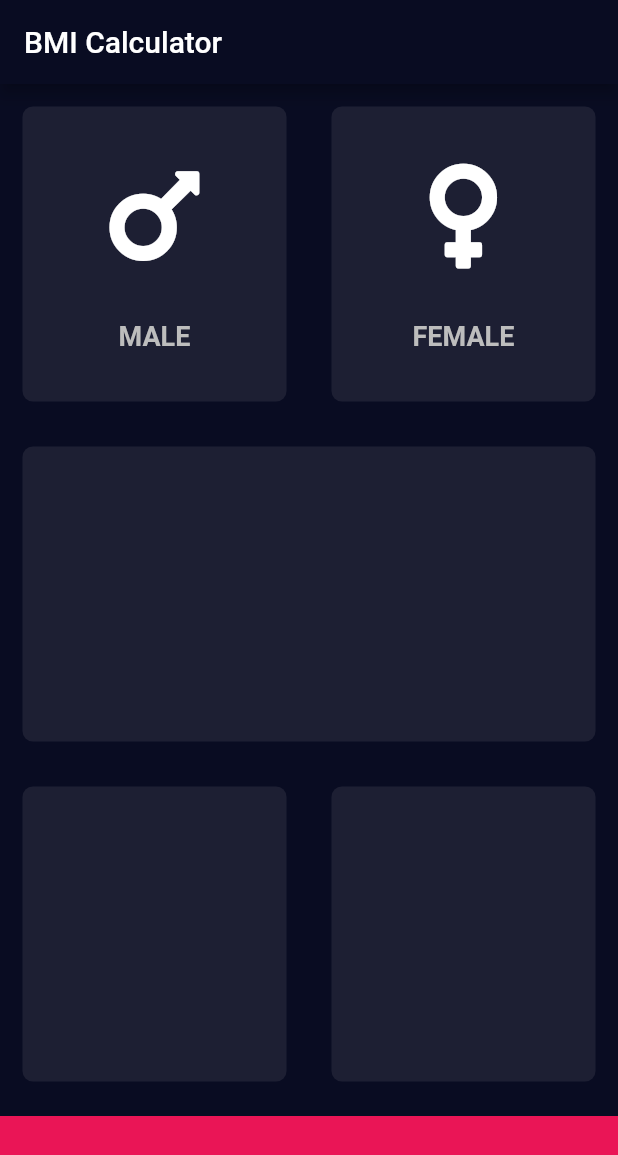
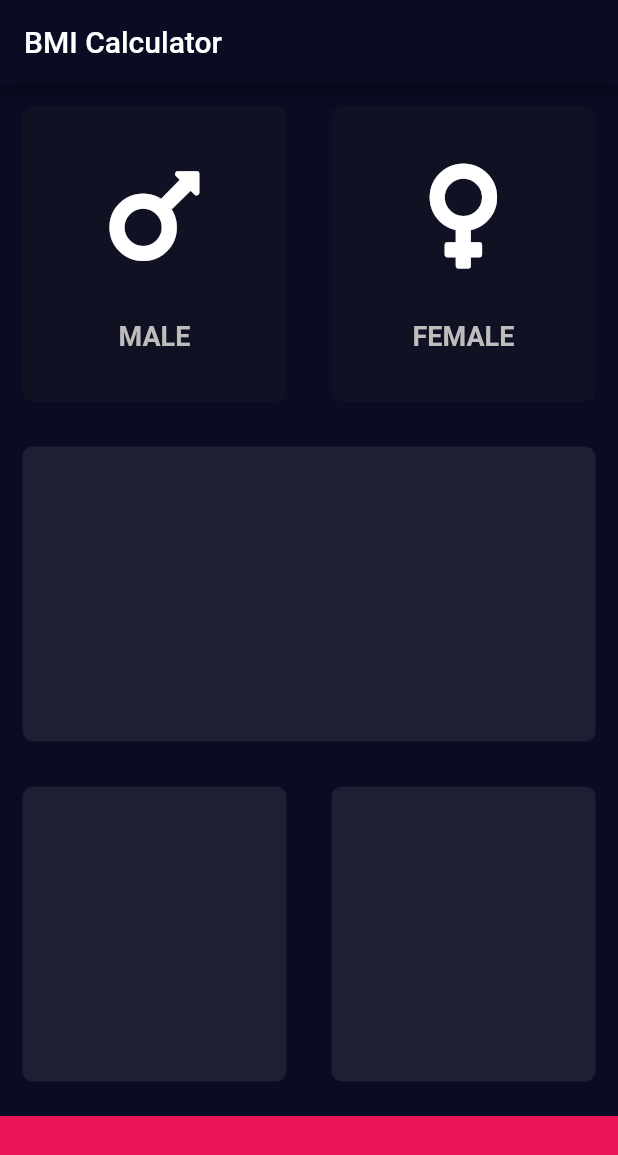
Before and after one commit to shahrohan05/FlutterDemos, a Flutter app: the screen it shows after launch, on a phone screen of 412 x 824 dp. Shown: the top 1155 px of the screen. Run offline on Flutter 3.47's test engine with Material 2 defaults, Android fonts, the phone set to English and light mode, and no system bars; our stand-ins replace audioplayers, font_awesome_flutter, rflutter_alert.

Commit message:
on tap selection for gender selection

```diff
--- a/bmi_calc/lib/input_page.dart
+++ b/bmi_calc/lib/input_page.dart
@@ -4,9 +4,15 @@
 import 'widget/custom_card.dart';
 import 'widget/icon_content_card.dart';
 
-const secondaryBackgroundColor = Color(0xFF1D1F33);
+const activeCardColor = Color(0xFF1D1F33);
+const inactiveCardColor = Color(0xFF101223);
 const accentColor = Color(0xFFEA1556);
 const customBarHeight = 80.0;
+
+enum Gender {
+  male,
+  female,
+}
 
 class InputPage extends StatefulWidget {
   InputPage({Key key}) : super(key: key);
@@ -15,6 +21,8 @@
 }
 
 class _InputPageState extends State<InputPage> {
+  Gender selectedGender;
+
   @override
   Widget build(BuildContext context) {
     return Scaffold(
@@ -33,17 +41,35 @@
                   mainAxisAlignment: MainAxisAlignment.spaceBetween,
                   children: <Widget>[
                     Expanded(
+                      child: GestureDetector(
+                        onTap: () {
+                          setState(() {
+                            selectedGender = Gender.male;
+                          });
+                        },
                         child: IconContentCard(
-                        color: secondaryBackgroundColor,
+                          color: selectedGender == Gender.male
+                              ? activeCardColor
+                              : inactiveCardColor,
                           icon: FontAwesomeIcons.mars,
                           label: 'MALE',
                         ),
                       ),
+                    ),
                     Expanded(
+                      child: GestureDetector(
+                        onTap: () {
+                          setState(() {
+                            selectedGender = Gender.female;
+                          });
+                        },
                         child: IconContentCard(
-                        color: secondaryBackgroundColor,
+                          color: selectedGender == Gender.female
+                              ? activeCardColor
+                              : inactiveCardColor,
                           icon: FontAwesomeIcons.venus,
                           label: 'FEMALE',
+                        ),
                       ),
                     ),
                   ],
@@ -51,7 +77,7 @@
               ),
               Expanded(
                 child: CustomCard(
-                  color: secondaryBackgroundColor,
+                  color: activeCardColor,
                 ),
               ),
               Expanded(
@@ -59,12 +85,12 @@
                   children: <Widget>[
                     Expanded(
                       child: CustomCard(
-                        color: secondaryBackgroundColor,
+                        color: activeCardColor,
                       ),
                     ),
                     Expanded(
                       child: CustomCard(
-                        color: secondaryBackgroundColor,
+                        color: activeCardColor,
                       ),
                     )
                   ],
```
Lines whose indentation alone changed are shown as unchanged.
